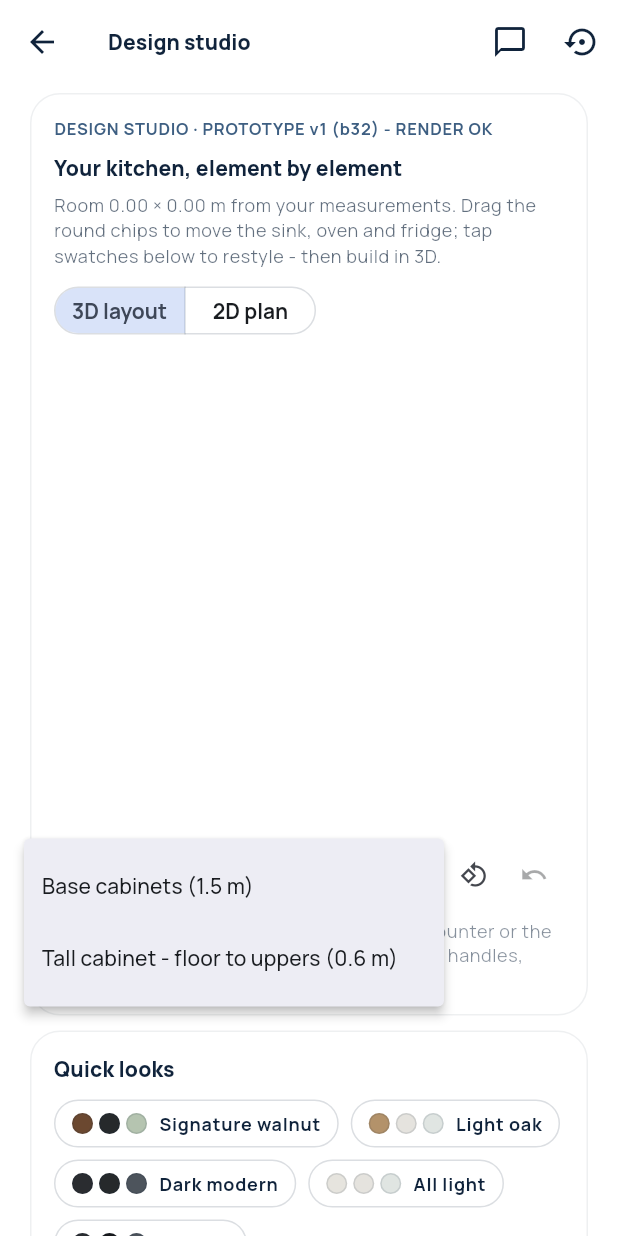
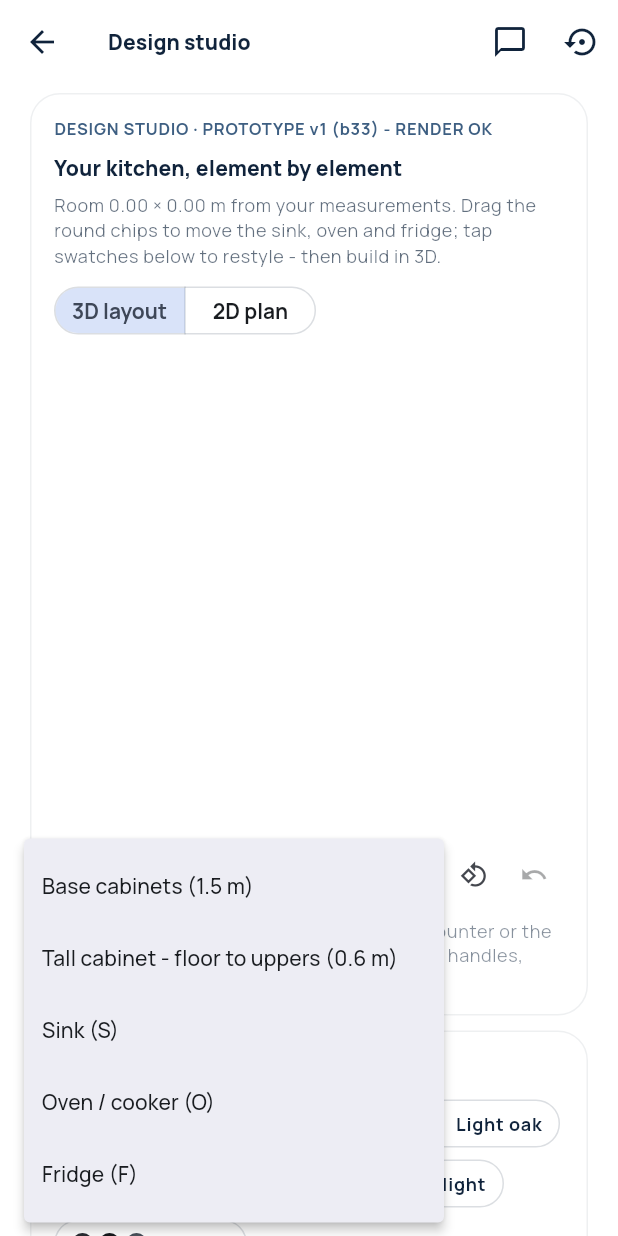
Before and after one commit to osusjr/Baytak-AR, a Flutter app: the DesignStudioScreen screen opened directly with empty values, after a tap on the "add box" icon, on a phone screen of 412 x 824 dp. Run offline on Flutter 3.47's test engine with Material 3 defaults, Android fonts, the phone set to English and light mode, and no system bars; our stand-ins replace camera, google_fonts, image_picker, shared_preferences; missing offline and left inert: model_viewer_plus; accounts and stored records are empty.

Commit message:
Prototype v1 (build 33): add missing appliances - AI misses become one tap
The AI occasionally misses the fridge or oven when reading a blueprint,
and the editor only offered chips for appliances that already existed -
a missed appliance was simply unaddable.

- PlanEditor.addAppliance(kind): tries sensible spots THROUGH place() -
  longest counter runs first (fridge at run ends, sink/oven spread
  across the usable span), then bare-wall free-gap midpoints (a fridge
  parks freestanding, a sink/oven grows its own run). Every candidate
  passes the full collision/clearance/no-delete pipeline, so adding can
  never disturb the existing cabinets. Refused when the appliance is
  already present.
- Iso editor "+" menu now lists "Sink (S)", "Oven / cooker (O)" and
  "Fridge (F)" - each entry shown ONLY while that appliance is missing.
  Once added, its chip drags exactly like always.

Tests: 81/81 (4 new: missed fridge added with cabinets intact, oven
lands with proper sink separation, duplicates refused, bare kitchen
accepts all three). flutter analyze: 0 errors. kBuildNumber 32 -> 33.

Co-Authored-By: Claude <noreply@anthropic.com>

```diff
--- a/flutter_app/lib/theme.dart
+++ b/flutter_app/lib/theme.dart
@@ -7,7 +7,7 @@ const kVersionLabel = 'PROTOTYPE v1';
 /// Internal build counter - bump EVERY change round. The RENDER OK strips
 /// show it so stale builds on the test phone are still detectable now that
 /// the marketing label stays fixed.
-const kBuildNumber = 32;
+const kBuildNumber = 33;
 
 /// Diagnostic stamp for the per-screen "RENDER OK" strips.
 const kBuildStamp = '$kVersionLabel (b$kBuildNumber)';
--- a/flutter_app/lib/widgets/iso_kitchen_editor.dart
+++ b/flutter_app/lib/widgets/iso_kitchen_editor.dart
@@ -824,36 +824,69 @@ class _IsoKitchenEditorState extends State<IsoKitchenEditor> {
                     fontSize: 11, color: Baytak.ink.withValues(alpha: 0.55)),
               ),
             ),
-            // b30: add cabinets at will - base counters or a tall pantry
-            PopupMenuButton<bool>(
-              tooltip: 'Add cabinets',
+            // b30: add cabinets at will; b33: add MISSING appliances too
+            // (the AI sometimes misses the fridge/oven on a blueprint)
+            PopupMenuButton<String>(
+              tooltip: 'Add cabinets or appliances',
               icon: const Icon(Icons.add_box_outlined, size: 19),
-              onSelected: (tall) {
+              onSelected: (what) {
                 ed.checkpoint();
-                if (ed.addRun(tall: tall)) {
+                final ok = switch (what) {
+                  'base' => ed.addRun(),
+                  'tall' => ed.addRun(tall: true),
+                  'sink' => ed.addAppliance(ApplianceKind.sink),
+                  'oven' => ed.addAppliance(ApplianceKind.range),
+                  _ => ed.addAppliance(ApplianceKind.fridge),
+                };
+                if (ok) {
                   setState(() => _selected = null);
-                  widget.onEdited(tall ? 'add_tall' : 'add_run');
+                  widget.onEdited('add_$what');
                   ScaffoldMessenger.of(context).showSnackBar(SnackBar(
                       duration: const Duration(seconds: 3),
-                      content: Text(tall
-                          ? 'Tall cabinet added - hold it to drag it '
-                              'anywhere, drag its end dots to widen it'
-                          : 'Cabinets added - hold them to drag them '
-                              'anywhere')));
+                      content: Text(switch (what) {
+                        'base' => 'Cabinets added - hold them to drag '
+                            'them anywhere',
+                        'tall' => 'Tall cabinet added - hold it to drag '
+                            'it anywhere, drag its end dots to widen it',
+                        _ => 'Added - drag the '
+                            '${what == 'sink' ? 'S' : what == 'oven' ? 'O' : 'F'}'
+                            ' chip to put it where you want',
+                      })));
                 } else {
                   ed.undoDiscardLast();
-                  ScaffoldMessenger.of(context).showSnackBar(const SnackBar(
-                      content:
-                          Text('No wall has room - remove something first')));
+                  ScaffoldMessenger.of(context).showSnackBar(SnackBar(
+                      content: Text(what == 'base' || what == 'tall'
+                          ? 'No wall has room - remove something first'
+                          : 'Already in the kitchen, or no room for it')));
                 }
               },
-              itemBuilder: (_) => const [
-                PopupMenuItem(
-                    value: false, child: Text('Base cabinets (1.5 m)')),
-                PopupMenuItem(
-                    value: true,
-                    child: Text('Tall cabinet - floor to uppers (0.6 m)')),
-              ],
+              itemBuilder: (_) {
+                final plan = widget.plan;
+                bool has(ApplianceKind k) => switch (k) {
+                      ApplianceKind.sink =>
+                        plan.runs.any((r) => r.sinkAt != null),
+                      ApplianceKind.range =>
+                        plan.runs.any((r) => r.rangeAt != null),
+                      ApplianceKind.fridge =>
+                        plan.runs.any((r) => r.fridge != null),
+                    };
+                return [
+                  const PopupMenuItem(
+                      value: 'base', child: Text('Base cabinets (1.5 m)')),
+                  const PopupMenuItem(
+                      value: 'tall',
+                      child: Text('Tall cabinet - floor to uppers (0.6 m)')),
+                  if (!has(ApplianceKind.sink))
+                    const PopupMenuItem(
+                        value: 'sink', child: Text('Sink (S)')),
+                  if (!has(ApplianceKind.range))
+                    const PopupMenuItem(
+                        value: 'oven', child: Text('Oven / cooker (O)')),
+                  if (!has(ApplianceKind.fridge))
+                    const PopupMenuItem(
+                        value: 'fridge', child: Text('Fridge (F)')),
+                ];
+              },
             ),
             IconButton(
               tooltip: 'Rotate view',
```
Also changed, not shown: flutter_app/lib/services/plan_editor.dart (+48 -0 lines), 2 other files.
